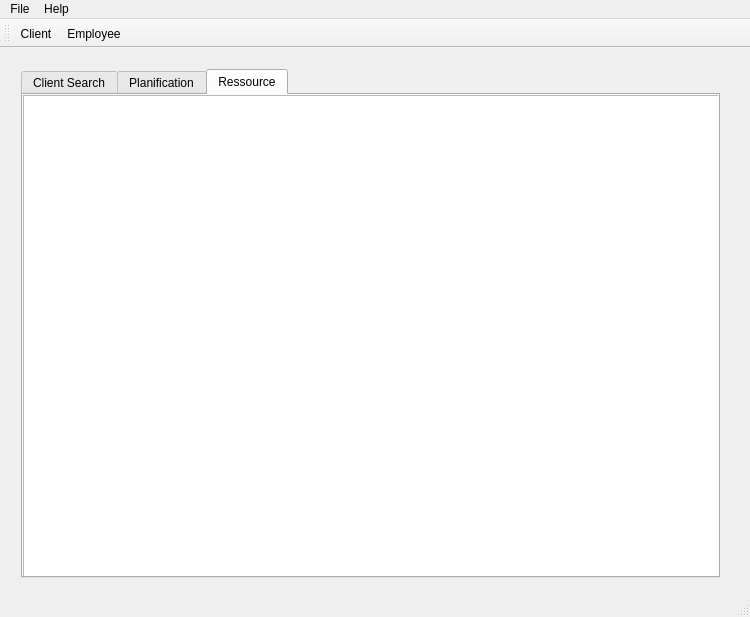
Above: TPQtIntroduction/mainwindow.ui from Lydie-Pierrick/TP2-QT-INTRO before the change. Below: the same form after it.
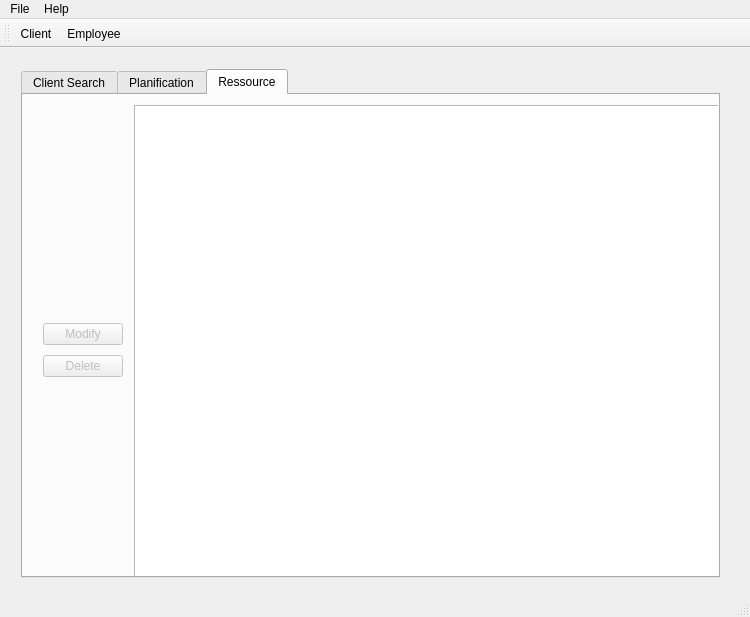
That is the form after the change. The open tabs and pages were chosen to show the change. Icons and pictures are not drawn.

Diff of the .ui file:
```diff
--- a/TPQtIntroduction/mainwindow.ui
+++ b/TPQtIntroduction/mainwindow.ui
@@ -140,15 +140,79 @@
         <attribute name="title">
          <string>Ressource</string>
         </attribute>
-        <widget class="QTreeView" name="treeView_Ressource">
+        <widget class="QWidget" name="horizontalLayoutWidget">
          <property name="geometry">
           <rect>
-           <x>0</x>
-           <y>0</y>
+           <x>-1</x>
+           <y>-1</y>
            <width>721</width>
            <height>511</height>
           </rect>
          </property>
+         <layout class="QHBoxLayout" name="horizontalLayout">
+          <item>
+           <layout class="QVBoxLayout" name="verticalLayout_3">
+            <property name="spacing">
+             <number>10</number>
+            </property>
+            <property name="leftMargin">
+             <number>10</number>
+            </property>
+            <property name="rightMargin">
+             <number>5</number>
+            </property>
+            <item>
+             <spacer name="verticalSpacer_3">
+              <property name="orientation">
+               <enum>Qt::Vertical</enum>
+              </property>
+              <property name="sizeHint" stdset="0">
+               <size>
+                <width>20</width>
+                <height>40</height>
+               </size>
+              </property>
+             </spacer>
+            </item>
+            <item>
+             <widget class="QPushButton" name="pushBtn_Modify">
+              <property name="enabled">
+               <bool>false</bool>
+              </property>
+              <property name="text">
+               <string>Modify</string>
+              </property>
+             </widget>
+            </item>
+            <item>
+             <widget class="QPushButton" name="pushBtn_Delete">
+              <property name="enabled">
+               <bool>false</bool>
+              </property>
+              <property name="text">
+               <string>Delete</string>
+              </property>
+             </widget>
+            </item>
+            <item>
+             <spacer name="verticalSpacer_2">
+              <property name="orientation">
+               <enum>Qt::Vertical</enum>
+              </property>
+              <property name="sizeHint" stdset="0">
+               <size>
+                <width>20</width>
+                <height>40</height>
+               </size>
+              </property>
+             </spacer>
+            </item>
+           </layout>
+          </item>
+          <item>
+           <widget class="QTreeView" name="treeView_Ressource"/>
+          </item>
+         </layout>
         </widget>
        </widget>
       </widget>
```
Left out of the diff: 36 changed lines with no effect on the pictures.
